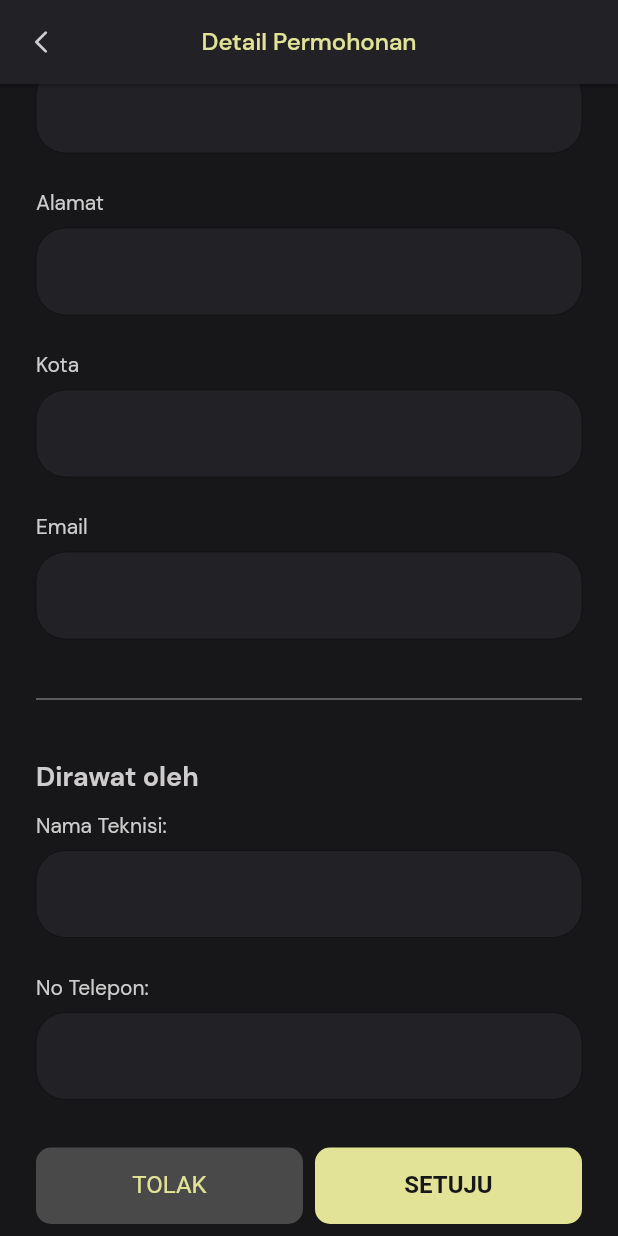
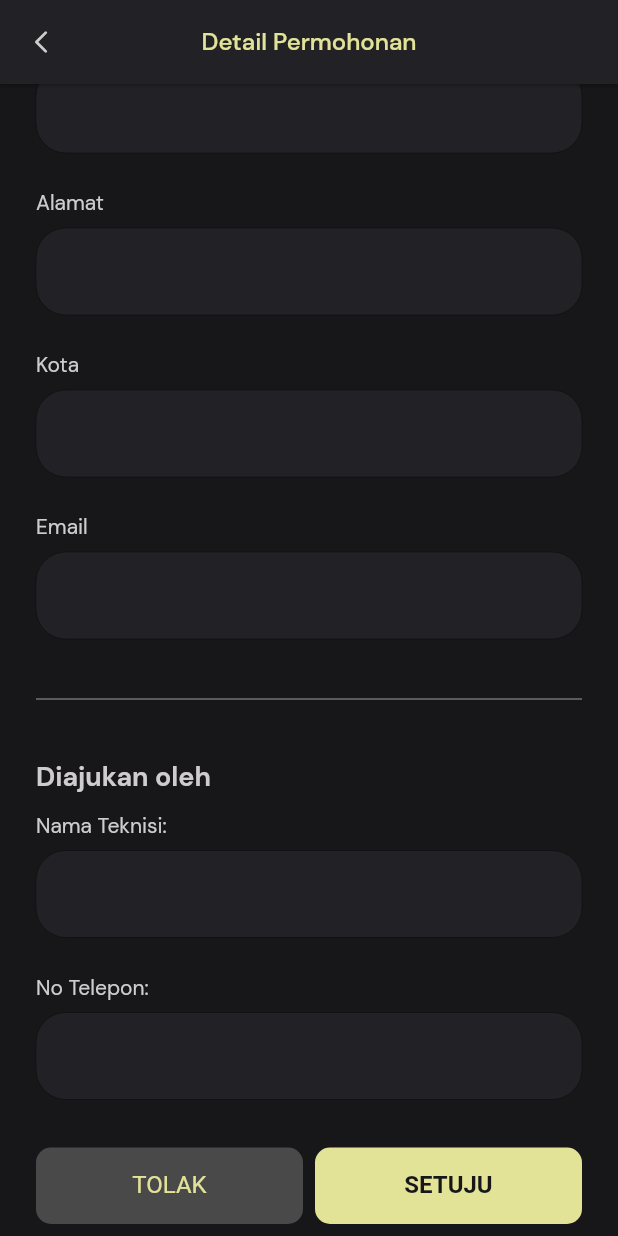
Before and after one commit to melianapang/maintenance-sales-lift-app, a Flutter app: the DetailApprovalView screen opened by its route, scrolled down 386 dp, on a phone screen of 412 x 824 dp. Run offline on Flutter 3.47's test engine with Material 2 defaults, Android fonts, the phone set to English and light mode, and no system bars; our stand-ins replace auto_size_text, bot_toast, calendar_date_picker2, dio, flutter_datetime_picker, flutter_dotenv and 14 more; missing offline and left inert: alice_lightweight, dart:ffi, shake, video_thumbnail; accounts and stored records are empty; generated files the repository leaves out were written again; statements that could not run were skipped.

Commit message:
fix(detail-approval): fix copywriting

```diff
--- a/lib/ui/views/approval/detail_approval_view.dart
+++ b/lib/ui/views/approval/detail_approval_view.dart
@@ -158,7 +158,7 @@ class _DetailApprovalViewState extends State<DetailApprovalView> {
               Align(
                 alignment: Alignment.topLeft,
                 child: Text(
-                  "Dirawat oleh",
+                  "Diajukan oleh",
                   style: buildTextStyle(
                     fontSize: 18,
                     fontColor: MyColors.lightBlack02,
```
